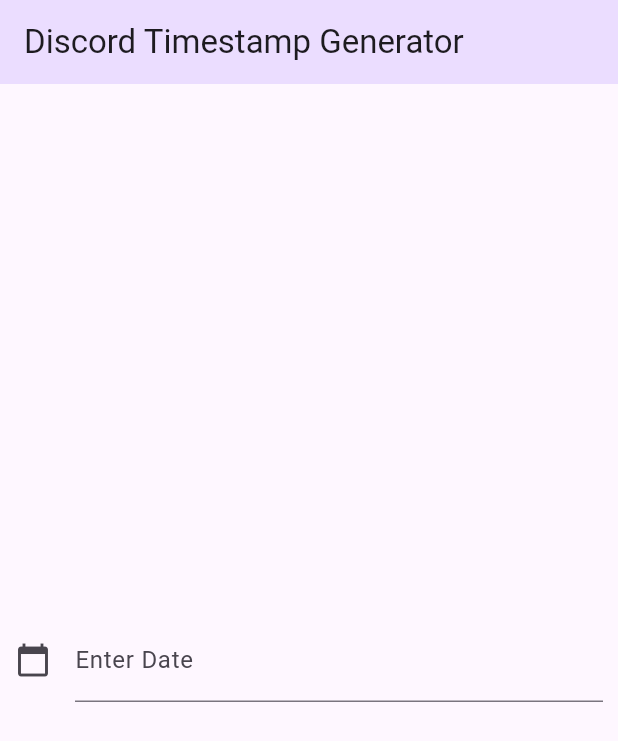
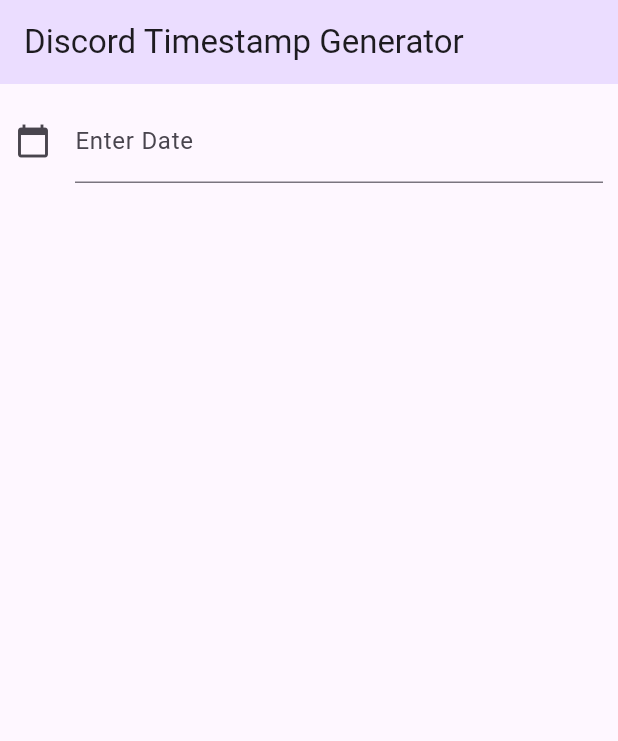
Before and after one commit to creationUnbound/DiscordTimestampGenerator, a Flutter app: the screen it shows after launch, on a phone screen of 412 x 824 dp. Shown: the top 741 px of the screen. Run offline on Flutter 3.47's test engine with Material 2 defaults, Android fonts, the phone set to English and light mode, and no system bars.

Commit message:
Changed format to ListView.

```diff
--- a/discord_timestamp_generator/lib/home_page.dart
+++ b/discord_timestamp_generator/lib/home_page.dart
@@ -1,6 +1,7 @@
 import 'package:flutter/material.dart';
 import 'package:intl/intl.dart';
 import 'utility/date_time_picker.dart';
+import 'widget/date_card.dart';
 
 class HomePage extends StatefulWidget {
   const HomePage({super.key});
@@ -27,22 +28,18 @@ class _HomePageState extends State<HomePage> {
           title: const Text("Discord Timestamp Generator"),
           backgroundColor: Theme.of(context).colorScheme.primaryContainer,
         ),
-        body: Container(
-            padding: const EdgeInsets.all(10),
-            child: Center(
-              child: TextField(
+        body: ListView(padding: const EdgeInsets.all(10), children: [
+          TextField(
               controller: dateController,
               decoration: const InputDecoration(
-                      icon: Icon(Icons.calendar_today),
-                      labelText: "Enter Date"),
+                  icon: Icon(Icons.calendar_today), labelText: "Enter Date"),
               readOnly: true,
               onTap: () async {
                 await dateTimePicker.pickDateTime();
-                    dateController.text = DateFormat.yMd()
-                        .add_jm()
-                        .format(dateTimePicker.dateTime);
+                dateController.text =
+                    DateFormat.yMd().add_jm().format(dateTimePicker.dateTime);
                 // Do something with the dateTime attributes here
               }),
-            )));
+        ]));
   }
 }
--- a/discord_timestamp_generator/lib/widget/date_card.dart
+++ b/discord_timestamp_generator/lib/widget/date_card.dart
@@ -1,6 +1,8 @@
 import 'package:flutter/material.dart';
 
 class DateCard extends StatelessWidget {
+  const DateCard({super.key});
+
   @override
   Widget build(BuildContext context) {
     // TODO: implement build
```
Lines whose indentation alone changed are shown as unchanged.
